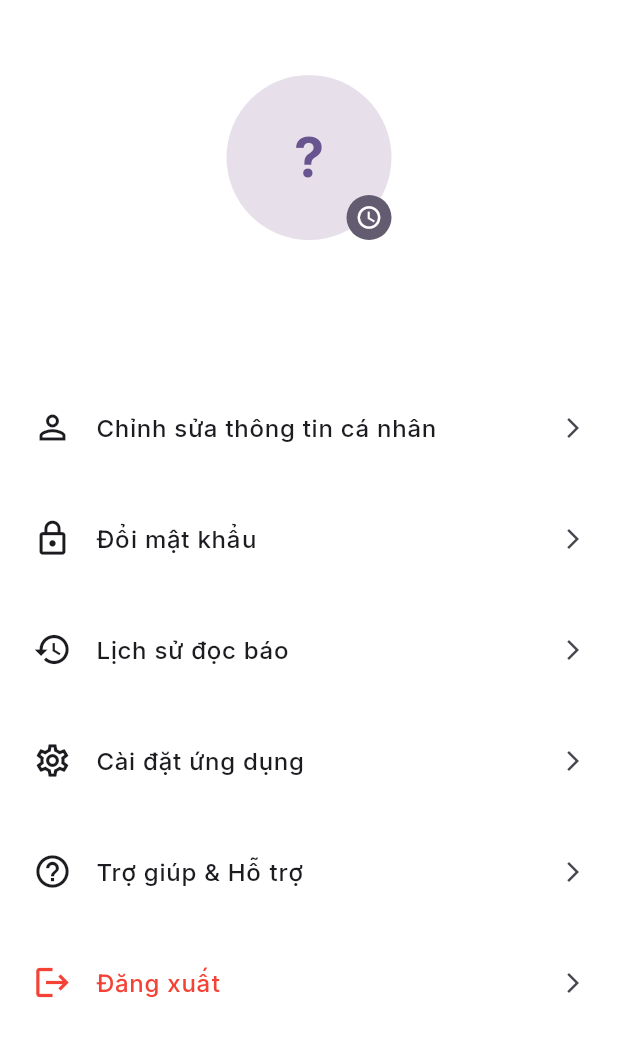
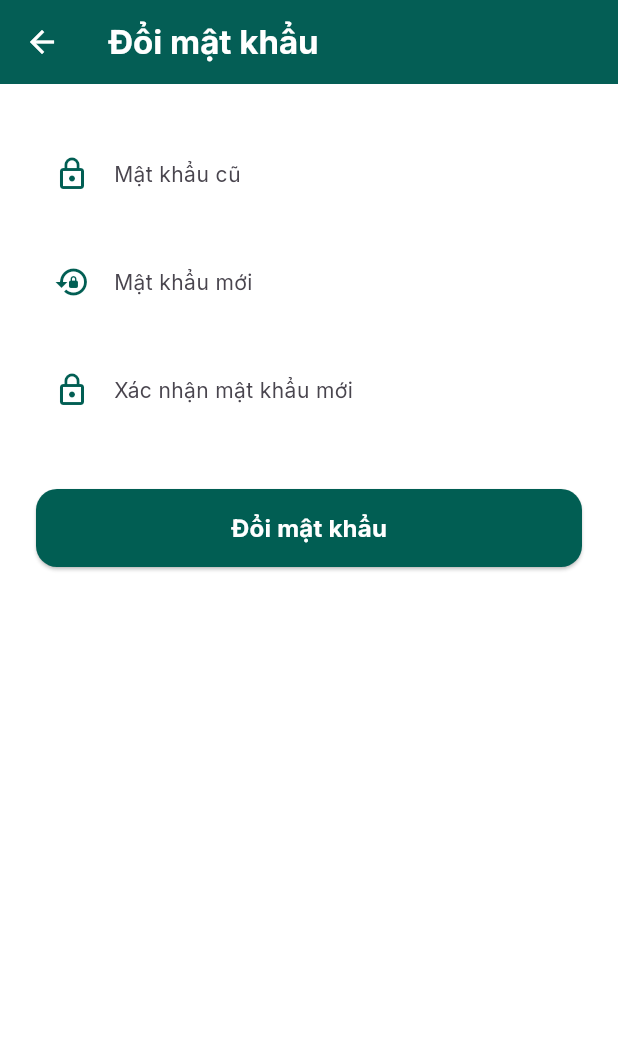
Before and after one commit to Truongson-erorr/Engnews_App, a Flutter app: the ProfileTab screen opened directly, after a tap on "Đổi mật khẩu", on a phone screen of 412 x 824 dp. Shown: the top 1037 px of the screen. Run offline on Flutter 3.47's test engine with Material 3 defaults, Android fonts, the light colour scheme and no system bars; our stand-ins replace cloud_firestore, firebase_auth, firebase_core, fl_chart, flutter_dotenv, flutter_tts and 3 more; missing offline and left inert: translator; accounts and stored records are empty; network calls fail.

```diff
--- a/lib/features/admin/screens/edit_categorypage.dart
+++ b/lib/features/admin/screens/edit_categorypage.dart
@@ -116,7 +116,6 @@ class _EditCategoryPageState extends State<EditCategoryPage> {
                 child: Column(
                   crossAxisAlignment: CrossAxisAlignment.start,
                   children: [
-                    // ---- Tên cũ ----
                     Text(
                       "Tên hiện tại",
                       style: TextStyle(color: Colors.grey[600], fontSize: 13),
--- a/lib/features/users/screens/articles_by_category_screen.dart
+++ b/lib/features/users/screens/articles_by_category_screen.dart
@@ -110,7 +110,9 @@ class _ArticlesByCategoryScreenState extends State<ArticlesByCategoryScreen> {
 
                   Navigator.push(
                     context,
-                    createSlideRoute(ArticleDetail(article: article)),
+                    MaterialPageRoute(
+                      builder: (_) => ArticleDetail(article: article),
+                    ),
                   );
                 },
 
--- a/lib/features/users/screens/category_tab.dart
+++ b/lib/features/users/screens/category_tab.dart
@@ -107,8 +107,8 @@ class _CategoryTabState extends State<CategoryTab> {
                   onTap: () {
                     Navigator.push(
                       context,
-                      createSlideRoute(
-                        ArticlesByCategoryScreen(
+                      MaterialPageRoute(
+                        builder: (_) => ArticlesByCategoryScreen(
                           categoryId: category.id,
                           categoryTitle: category.title,
                         ),
--- /dev/null
+++ b/lib/features/users/screens/change_password_screen.dart
@@ -0,0 +1,206 @@
+import 'package:flutter/material.dart';
+import 'package:firebase_auth/firebase_auth.dart';
+
+class ChangePasswordScreen extends StatefulWidget {
+  const ChangePasswordScreen({super.key});
+
+  @override
+  State<ChangePasswordScreen> createState() => _ChangePasswordScreenState();
+}
+
+class _ChangePasswordScreenState extends State<ChangePasswordScreen> {
+  final _formKey = GlobalKey<FormState>();
+
+  final _oldPassCtrl = TextEditingController();
+  final _newPassCtrl = TextEditingController();
+  final _confirmPassCtrl = TextEditingController();
+
+  bool _isSaving = false;
+
+  Future<void> _handleChangePassword() async {
+    if (!_formKey.currentState!.validate()) return;
+
+    final user = FirebaseAuth.instance.currentUser;
+    if (user == null || user.email == null) return;
+
+    setState(() => _isSaving = true);
+
+    try {
+      final credential = EmailAuthProvider.credential(
+        email: user.email!,
+        password: _oldPassCtrl.text.trim(),
+      );
+
+      await user.reauthenticateWithCredential(credential);
+      await user.updatePassword(_newPassCtrl.text.trim());
+
+      if (mounted) {
+        ScaffoldMessenger.of(context).showSnackBar(
+          SnackBar(
+            content: const Text("Đổi mật khẩu thành công!"),
+            backgroundColor: const Color(0xFF015E53),
+            behavior: SnackBarBehavior.floating,
+          ),
+        );
+        Navigator.pop(context);
+      }
+    } on FirebaseAuthException catch (e) {
+      ScaffoldMessenger.of(context).showSnackBar(
+        SnackBar(
+          content: Text(e.message ?? "Đổi mật khẩu thất bại"),
+          backgroundColor: Colors.red,
+        ),
+      );
+    } finally {
+      if (mounted) {
+        setState(() => _isSaving = false);
+      }
+    }
+  }
+
+  @override
+  void dispose() {
+    _oldPassCtrl.dispose();
+    _newPassCtrl.dispose();
+    _confirmPassCtrl.dispose();
+    super.dispose();
+  }
+
+  @override
+  Widget build(BuildContext context) {
+    final colors = Theme.of(context).colorScheme;
+    final textTheme = Theme.of(context).textTheme;
+
+    return Scaffold(
+      backgroundColor: colors.background,
+      appBar: AppBar(
+        backgroundColor: const Color(0xFF015E53),
+        elevation: 0.6,
+        iconTheme: const IconThemeData(color: Colors.white),
+        title: Text(
+          "Đổi mật khẩu",
+          style: textTheme.titleLarge?.copyWith(
+            color: Colors.white,
+            fontWeight: FontWeight.bold,
+          ),
+        ),
+      ),
+      body: SingleChildScrollView(
+        padding: const EdgeInsets.all(24),
+        child: Form(
+          key: _formKey,
+          child: Column(
+            children: [
+              const SizedBox(height: 10),
+
+              _buildPasswordField(
+                context: context,
+                controller: _oldPassCtrl,
+                label: "Mật khẩu cũ",
+                icon: Icons.lock_outline,
+                validator: (v) =>
+                    v == null || v.isEmpty ? "Vui lòng nhập mật khẩu cũ" : null,
+              ),
+
+              const SizedBox(height: 20),
+
+              _buildPasswordField(
+                context: context,
+                controller: _newPassCtrl,
+                label: "Mật khẩu mới",
+                icon: Icons.lock_reset,
+                validator: (v) {
+                  if (v == null || v.isEmpty) {
+                    return "Vui lòng nhập mật khẩu mới";
+                  }
+                  if (v.length < 6) {
+                    return "Mật khẩu tối thiểu 6 ký tự";
+                  }
+                  return null;
+                },
+              ),
+
+              const SizedBox(height: 20),
+
+              _buildPasswordField(
+                context: context,
+                controller: _confirmPassCtrl,
+                label: "Xác nhận mật khẩu mới",
+                icon: Icons.lock_outline,
+                validator: (v) =>
+                    v != _newPassCtrl.text ? "Mật khẩu không khớp" : null,
+              ),
+
+              const SizedBox(height: 40),
+
+              SizedBox(
+                width: double.infinity,
+                height: 52,
+                child: ElevatedButton(
+                  onPressed: _isSaving ? null : _handleChangePassword,
+                  style: ElevatedButton.styleFrom(
+                    backgroundColor: const Color(0xFF015E53),
+                    shape: RoundedRectangleBorder(
+                      borderRadius: BorderRadius.circular(14),
+                    ),
+                  ),
+                  child: _isSaving
+                      ? const CircularProgressIndicator(color: Colors.white)
+                      : Text(
+                          "Đổi mật khẩu",
+                          style: textTheme.titleMedium?.copyWith(
+                            fontWeight: FontWeight.bold,
+                            color: Colors.white,
+                          ),
+                        ),
+                ),
+              ),
+            ],
+          ),
+        ),
+      ),
+    );
+  }
+
+  Widget _buildPasswordField({
+    required BuildContext context,
+    required TextEditingController controller,
+    required String label,
+    required IconData icon,
+    String? Function(String?)? validator,
+  }) {
+    final colors = Theme.of(context).colorScheme;
+    final textTheme = Theme.of(context).textTheme;
+
+    return TextFormField(
+      controller: controller,
+      obscureText: true,
+      validator: validator,
+      style: textTheme.bodyLarge?.copyWith(color: colors.onSurface),
+      decoration: InputDecoration(
+        prefixIcon: Icon(icon, color: const Color(0xFF015E53)),
+        labelText: label,
+        labelStyle:
+            textTheme.bodyMedium?.copyWith(color: colors.onSurfaceVariant),
+        filled: true,
+        fillColor: colors.surface,
+        errorStyle: TextStyle(color: colors.error),
+        border: OutlineInputBorder(
+          borderRadius: BorderRadius.circular(12),
+          borderSide: BorderSide.none,
+        ),
+        enabledBorder: OutlineInputBorder(
+          borderRadius: BorderRadius.circular(12),
+          borderSide: BorderSide.none,
+        ),
+        focusedBorder: OutlineInputBorder(
+          borderRadius: BorderRadius.circular(12),
+          borderSide:
+              const BorderSide(color: Color(0xFF015E53), width: 1),
+        ),
+        contentPadding:
+            const EdgeInsets.symmetric(horizontal: 16, vertical: 14),
+      ),
+    );
+  }
+}
--- a/lib/features/users/screens/saved_articles_screen.dart
+++ b/lib/features/users/screens/saved_articles_screen.dart
@@ -110,7 +110,9 @@ class _SavedArticlesScreenState extends State<SavedArticlesScreen> {
                       onTap: () {
                         Navigator.push(
                           context,
-                          createSlideRoute(ArticleDetail(article: article)),
+                          MaterialPageRoute(
+                            builder: (_) => ArticleDetail(article: article),
+                          ),
                         );
                       },
                       child: Padding(
--- a/pubspec.yaml
+++ b/pubspec.yaml
@@ -45,6 +45,7 @@ dependencies:
   flutter_dotenv: ^5.1.0
   flutter_tts: ^3.8.5
   google_fonts: ^6.2.1
+  share_plus: ^10.0.0
 
 dev_dependencies:
   flutter_test:
```
Also changed, not shown: lib/features/users/screens/article_detail.dart (+19 -1 lines), lib/features/users/screens/home_screen.dart (+49 -34 lines), lib/features/users/screens/home_tab.dart (+5 -7 lines), lib/features/users/screens/login_screen.dart (+12 -4 lines), lib/features/users/screens/profile_tab.dart (+24 -9 lines), lib/features/users/screens/reading_history_screen.dart (+13 -20 lines), lib/features/users/screens/setting_screen.dart (added, +131 -0 lines), pubspec.lock.
